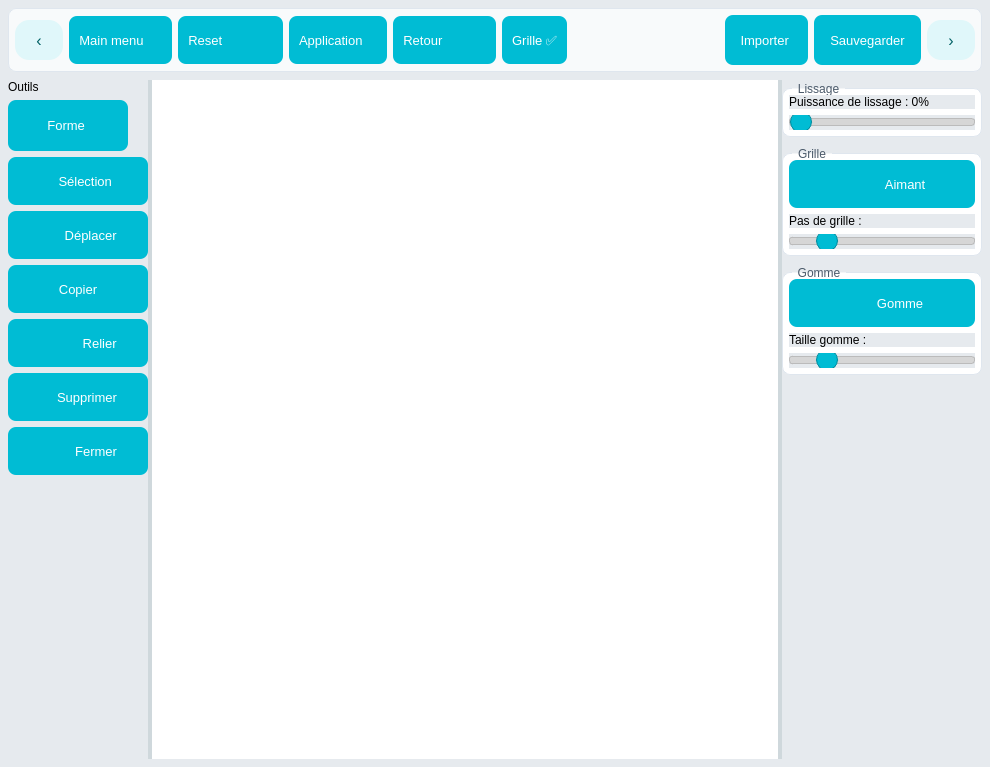
Above: custom.ui from Eliasgnd/Eau-couper_by_AE before the change. Below: the same form after it.
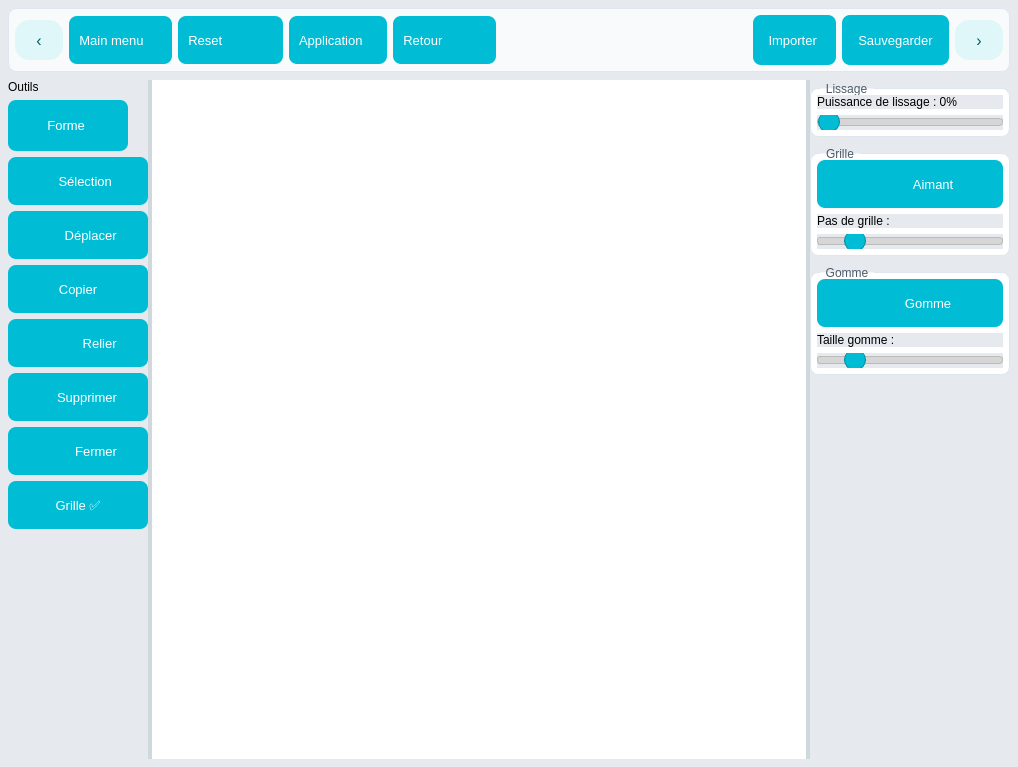
That is the form after the change. Icons and pictures are not drawn.

Commit message: changement de place

```diff
--- a/custom.ui
+++ b/custom.ui
@@ -6,7 +6,7 @@
    <rect>
     <x>0</x>
     <y>0</y>
-    <width>990</width>
+    <width>1018</width>
     <height>767</height>
    </rect>
   </property>
@@ -176,23 +176,6 @@
         </property>
       </widget>
      </item>
-     <item>
-      <widget class="QPushButton" name="buttonToggleGrid">
-       <property name="text">
-        <string>Grille ✅</string>
-       </property>
-       <property name="icon">
-        <iconset resource="resources.qrc">
-         <normaloff>:/icons/square.svg</normaloff>:/icons/square.svg</iconset>
-       </property>
-       <property name="iconSize">
-        <size>
-         <width>18</width>
-         <height>18</height>
-        </size>
-       </property>
-      </widget>
-     </item>
      <item>
       <spacer name="barStretch">
         <property name="orientation">
@@ -431,6 +414,19 @@
          </property>
         </widget>
        </item>
+       <item>
+        <widget class="QPushButton" name="buttonToggleGrid">
+         <property name="text">
+          <string>Grille ✅</string>
+         </property>
+         <property name="iconSize">
+          <size>
+           <width>18</width>
+           <height>18</height>
+          </size>
+         </property>
+        </widget>
+       </item>
        <item>
         <spacer name="leftSpacer">
          <property name="orientation">
```
Left out of the diff: 2 changed lines with no effect on the pictures. Lines whose indentation alone changed are shown as unchanged.
